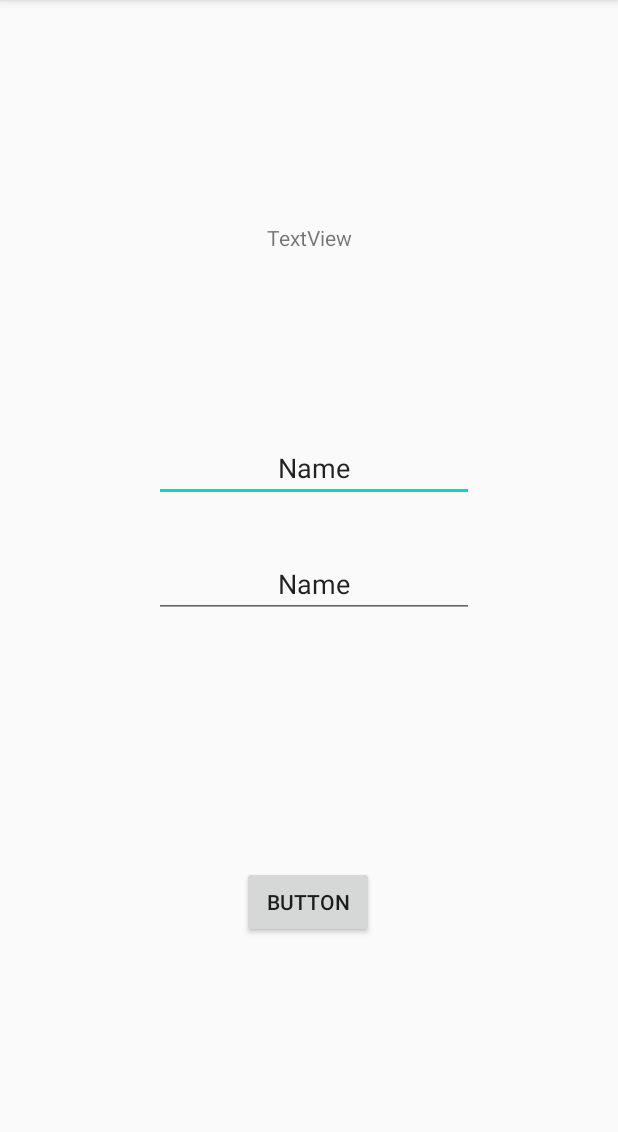
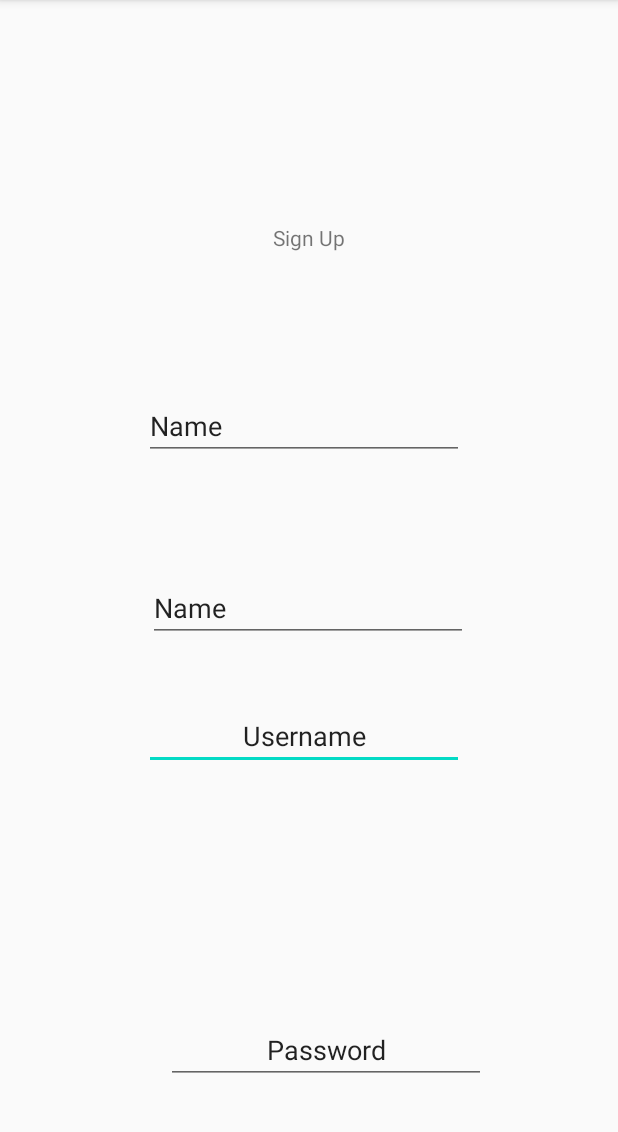
Before and after one commit to Voraphi/GradeTracker_TeamK, an Android app: the Register screen opened directly, with no data from a screen before it, on a phone screen of 412 x 824 dp, the part 84-1216 px from its top. Run offline under Robolectric (Android 15) with nearby library versions, the phone set to English and light mode, and no system bars; our stand-ins replace Room's generated code.

Commit message:
Register page updated.

```diff
--- a/app/src/main/res/layout/activity_register.xml
+++ b/app/src/main/res/layout/activity_register.xml
@@ -12,7 +12,7 @@
         android:layout_height="125dp"
         android:layout_marginTop="96dp"
         android:gravity="center"
-        android:text="TextView"
+        android:text="@string/register_button"
         app:layout_constraintEnd_toEndOf="parent"
         app:layout_constraintStart_toStartOf="parent"
         app:layout_constraintTop_toTopOf="parent" />
@@ -21,27 +21,27 @@
         android:id="@+id/register_input1"
         android:layout_width="wrap_content"
         android:layout_height="wrap_content"
-        android:layout_marginTop="68dp"
+        android:layout_marginTop="40dp"
         android:ems="10"
         android:gravity="center"
         android:inputType="textPersonName"
-        android:text="Name"
+        android:text="@string/login_input1"
         app:layout_constraintEnd_toEndOf="parent"
-        app:layout_constraintHorizontal_bias="0.517"
+        app:layout_constraintHorizontal_bias="0.482"
         app:layout_constraintStart_toStartOf="parent"
-        app:layout_constraintTop_toBottomOf="@+id/register_header" />
+        app:layout_constraintTop_toBottomOf="@+id/register_last_name" />
 
     <EditText
         android:id="@+id/register_input2"
         android:layout_width="wrap_content"
         android:layout_height="wrap_content"
-        android:layout_marginTop="32dp"
+        android:layout_marginTop="164dp"
         android:ems="10"
         android:gravity="center"
         android:inputType="textPersonName"
-        android:text="Name"
+        android:text="@string/login_input2"
         app:layout_constraintEnd_toEndOf="parent"
-        app:layout_constraintHorizontal_bias="0.517"
+        app:layout_constraintHorizontal_bias="0.557"
         app:layout_constraintStart_toStartOf="parent"
         app:layout_constraintTop_toBottomOf="@+id/register_input1" />
 
@@ -50,11 +50,37 @@
         android:layout_width="wrap_content"
         android:layout_height="wrap_content"
         android:layout_marginBottom="120dp"
-        android:text="Button"
+        android:text="@string/register_button"
         app:layout_constraintBottom_toBottomOf="parent"
         app:layout_constraintEnd_toEndOf="parent"
         app:layout_constraintHorizontal_bias="0.498"
         app:layout_constraintStart_toStartOf="parent"
         app:layout_constraintTop_toBottomOf="@+id/register_input2"
         app:layout_constraintVertical_bias="0.878" />
+
+    <EditText
+        android:id="@+id/register_first_name"
+        android:layout_width="wrap_content"
+        android:layout_height="wrap_content"
+        android:layout_marginTop="40dp"
+        android:ems="10"
+        android:inputType="textPersonName"
+        android:text="Name"
+        app:layout_constraintEnd_toEndOf="parent"
+        app:layout_constraintHorizontal_bias="0.482"
+        app:layout_constraintStart_toStartOf="parent"
+        app:layout_constraintTop_toBottomOf="@+id/register_header" />
+
+    <EditText
+        android:id="@+id/register_last_name"
+        android:layout_width="wrap_content"
+        android:layout_height="wrap_content"
+        android:layout_marginTop="76dp"
+        android:ems="10"
+        android:inputType="textPersonName"
+        android:text="Name"
+        app:layout_constraintEnd_toEndOf="parent"
+        app:layout_constraintHorizontal_bias="0.497"
+        app:layout_constraintStart_toStartOf="parent"
+        app:layout_constraintTop_toBottomOf="@+id/register_first_name" />
 </androidx.constraintlayout.widget.ConstraintLayout>
--- a/app/src/main/res/values/strings.xml
+++ b/app/src/main/res/values/strings.xml
@@ -6,4 +6,5 @@
     <string name="login_input2">Password</string>
     <string name="welcome">Welcome</string>
     <string name="placeholder">placeholder</string>
+    <string name="register_button">Sign Up</string>
 </resources>
```
Also changed, not shown: app/src/main/java/com/example/gradetracker_teamk/Register.java (+96 -1 lines).
